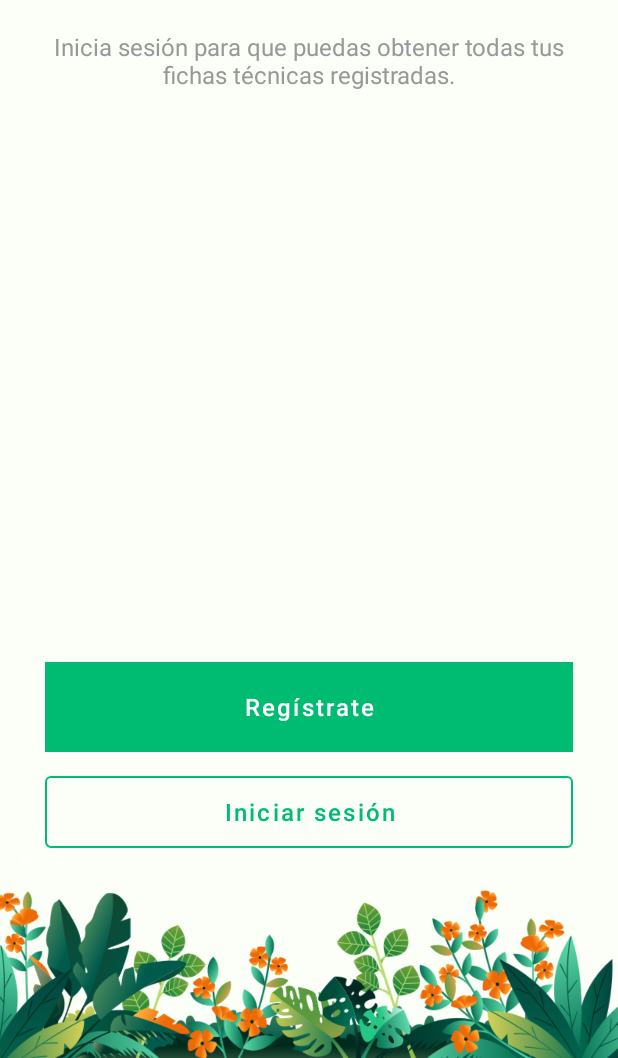
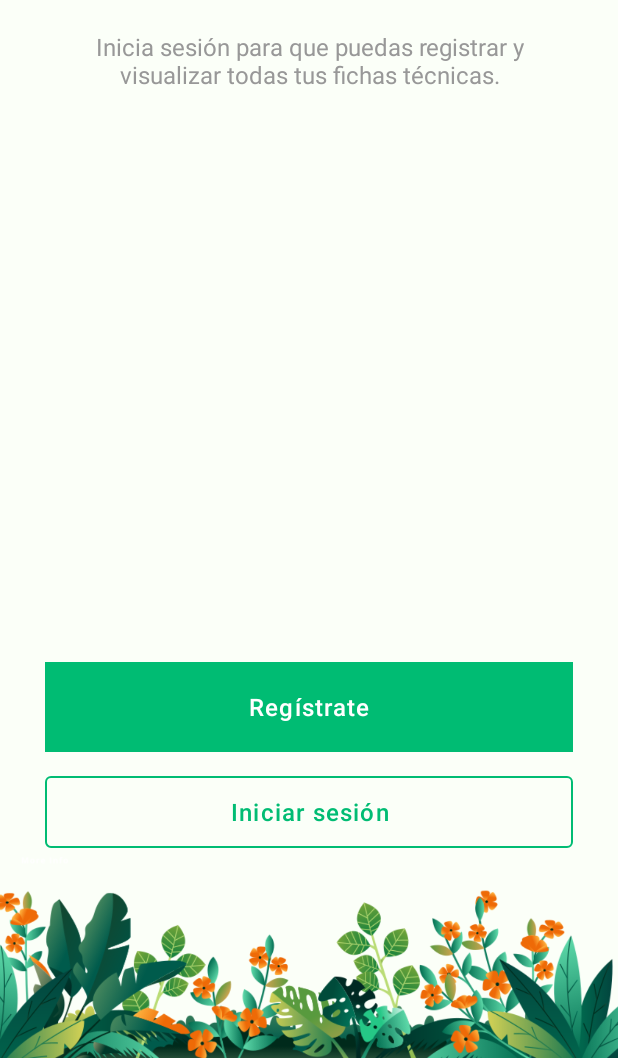
Before and after one commit to Javen17/herbario_nacional, an Android app: the NoLoginActivity screen opened directly, with no data from a screen before it, on a phone screen of 412 x 824 dp, the part 178-1236 px from its top. Run offline under Robolectric (Android 15) with nearby library versions, the phone set to English and light mode, and no system bars.

Commit message:
Cambios mínimos

```diff
--- a/app/src/main/res/layout/activity_no_login.xml
+++ b/app/src/main/res/layout/activity_no_login.xml
@@ -70,6 +70,8 @@
         android:stateListAnimator="@null"
         android:textAllCaps="false"
         android:textSize="16sp"
+        android:letterSpacing="0.05"
+
     />
 
     <com.google.android.material.button.MaterialButton
@@ -85,6 +87,7 @@
         app:layout_constraintBottom_toTopOf="@id/plantsImage"
         android:textAllCaps="false"
         android:textSize="16sp"
+        android:letterSpacing="0.05"
 
     />
 
--- a/app/src/main/res/values/strings.xml
+++ b/app/src/main/res/values/strings.xml
@@ -6,7 +6,7 @@
     <string name="profile">Perfil</string>
     <string name="register">Regístrate</string>
     <string name="login">Iniciar sesión</string>
-    <string name="attention">Inicia sesión para que puedas obtener todas tus fichas técnicas registradas.</string>
+    <string name="attention">Inicia sesión para que puedas registrar y visualizar todas tus fichas técnicas.</string>
 
     <!-- Datos de Colector -->
     <!-- hints -->
```
